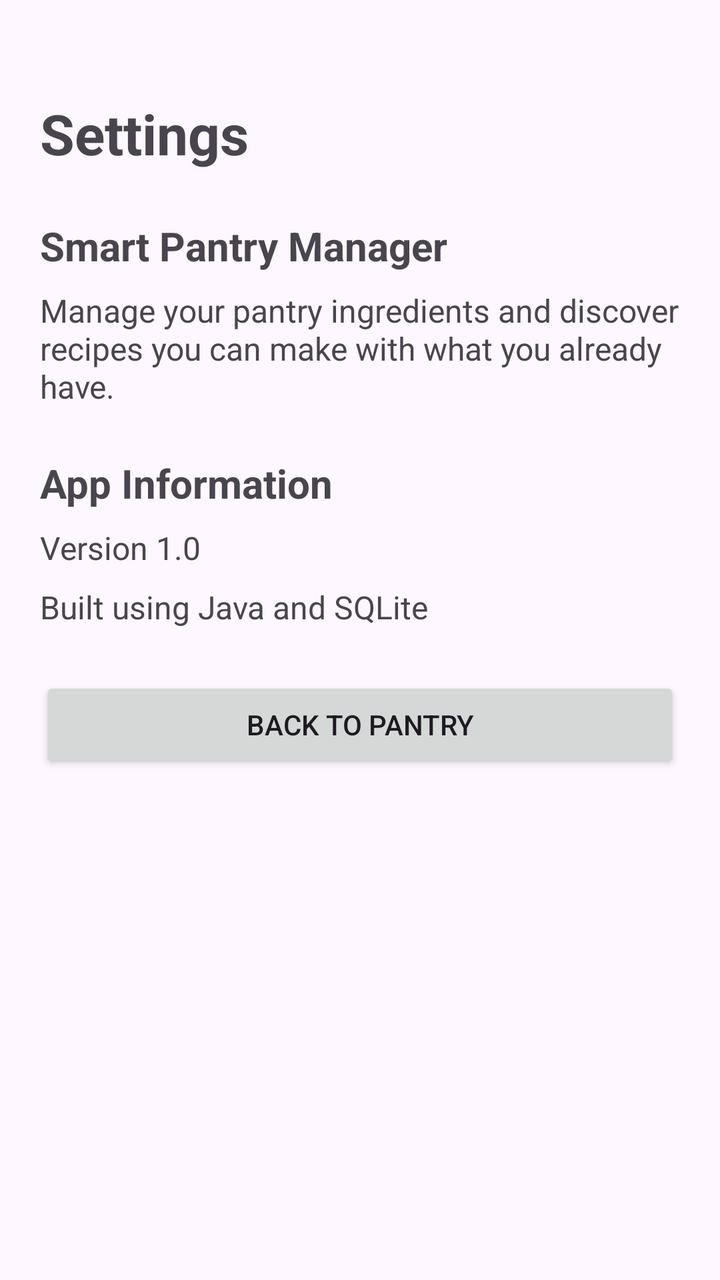
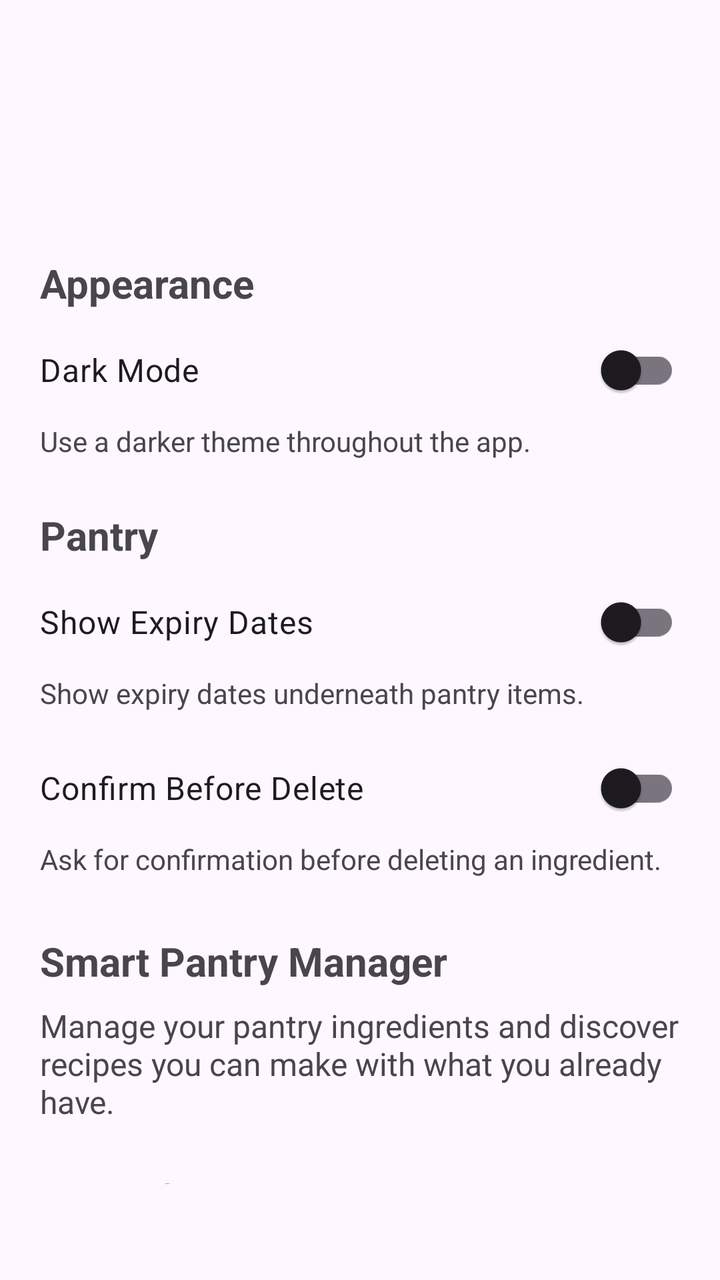

Screens rendered from an Android XML layout before and after an edit, with the pre-edit source and the edit as a unified diff.
<!-- AndroidManifest.xml: application theme Theme.SmartPantryManager -->
<!-- res/layout/activity_settings.xml -->
<?xml version="1.0" encoding="utf-8"?>
<LinearLayout
    xmlns:android="http://schemas.android.com/apk/res/android"
    android:layout_width="match_parent"
    android:layout_height="match_parent"
    android:orientation="vertical"
    android:paddingLeft="20dp"
    android:paddingTop="48dp"
    android:paddingRight="20dp"
    android:paddingBottom="40dp">

    <TextView
        android:layout_width="match_parent"
        android:layout_height="wrap_content"
        android:text="Settings"
        android:textSize="28sp"
        android:textStyle="bold"
        android:layout_marginBottom="24dp" />

    <TextView
        android:layout_width="match_parent"
        android:layout_height="wrap_content"
        android:text="Smart Pantry Manager"
        android:textSize="20sp"
        android:textStyle="bold"
        android:layout_marginBottom="8dp" />

    <TextView
        android:layout_width="match_parent"
        android:layout_height="wrap_content"
        android:text="Manage your pantry ingredients and discover recipes you can make with what you already have."
        android:textSize="16sp"
        android:layout_marginBottom="24dp" />

    <TextView
        android:layout_width="match_parent"
        android:layout_height="wrap_content"
        android:text="App Information"
        android:textSize="20sp"
        android:textStyle="bold"
        android:layout_marginBottom="8dp" />

    <TextView
        android:layout_width="match_parent"
        android:layout_height="wrap_content"
        android:text="Version 1.0"
        android:textSize="16sp"
        android:layout_marginBottom="8dp" />

    <TextView
        android:layout_width="match_parent"
        android:layout_height="wrap_content"
        android:text="Built using Java and SQLite"
        android:textSize="16sp" />

    <Button
        android:id="@+id/btnBackToPantry"
        android:layout_width="match_parent"
        android:layout_height="wrap_content"
        android:layout_marginTop="24dp"
        android:text="Back to Pantry" />

</LinearLayout>
<!-- resources referenced by this layout -->
<resources>
  <style name="Theme.SmartPantryManager" parent="Base.Theme.SmartPantryManager" />
  <style name="Base.Theme.SmartPantryManager" parent="Theme.Material3.DayNight.NoActionBar">
          
          
      </style>
</resources>

<!-- the commit's change to res/layout/activity_settings.xml (unified diff, before → after) -->
@@ -9,13 +9,77 @@
     android:paddingRight="20dp"
     android:paddingBottom="40dp">
 
+    <androidx.appcompat.widget.Toolbar
+        android:id="@+id/settingsToolbar"
+        android:layout_width="match_parent"
+        android:layout_height="wrap_content"
+        android:minHeight="?attr/actionBarSize"
+        android:title="Settings" />
+
     <TextView
         android:layout_width="match_parent"
         android:layout_height="wrap_content"
-        android:text="Settings"
-        android:textSize="28sp"
+        android:text="Appearance"
+        android:textSize="20sp"
         android:textStyle="bold"
+        android:layout_marginTop="16dp"
+        android:layout_marginBottom="8dp" />
+
+    <androidx.appcompat.widget.SwitchCompat
+        android:id="@+id/switchDarkMode"
+        android:layout_width="match_parent"
+        android:layout_height="wrap_content"
+        android:text="Dark Mode"
+        android:textSize="16sp"
+        android:paddingTop="8dp"
+        android:paddingBottom="12dp" />
+
+    <TextView
+        android:layout_width="match_parent"
+        android:layout_height="wrap_content"
+        android:text="Use a darker theme throughout the app."
+        android:textSize="14sp"
         android:layout_marginBottom="24dp" />
+
+    <TextView
+        android:layout_width="match_parent"
+        android:layout_height="wrap_content"
+        android:text="Pantry"
+        android:textSize="20sp"
+        android:textStyle="bold"
+        android:layout_marginBottom="8dp" />
+
+    <androidx.appcompat.widget.SwitchCompat
+        android:id="@+id/switchShowExpiryDates"
+        android:layout_width="match_parent"
+        android:layout_height="wrap_content"
+        android:text="Show Expiry Dates"
+        android:textSize="16sp"
+        android:paddingTop="8dp"
+        android:paddingBottom="12dp" />
+
+    <TextView
+        android:layout_width="match_parent"
+        android:layout_height="wrap_content"
+        android:text="Show expiry dates underneath pantry items."
+        android:textSize="14sp"
+        android:layout_marginBottom="16dp" />
+
+    <androidx.appcompat.widget.SwitchCompat
+        android:id="@+id/switchConfirmDelete"
+        android:layout_width="match_parent"
+        android:layout_height="wrap_content"
+        android:text="Confirm Before Delete"
+        android:textSize="16sp"
+        android:paddingTop="8dp"
+        android:paddingBottom="12dp" />
+
+    <TextView
+        android:layout_width="match_parent"
+        android:layout_height="wrap_content"
+        android:text="Ask for confirmation before deleting an ingredient."
+        android:textSize="14sp"
+        android:layout_marginBottom="28dp" />
 
     <TextView
         android:layout_width="match_parent"
@@ -53,11 +117,4 @@
         android:text="Built using Java and SQLite"
         android:textSize="16sp" />
 
-    <Button
-        android:id="@+id/btnBackToPantry"
-        android:layout_width="match_parent"
-        android:layout_height="wrap_content"
-        android:layout_marginTop="24dp"
-        android:text="Back to Pantry" />
-
 </LinearLayout>
